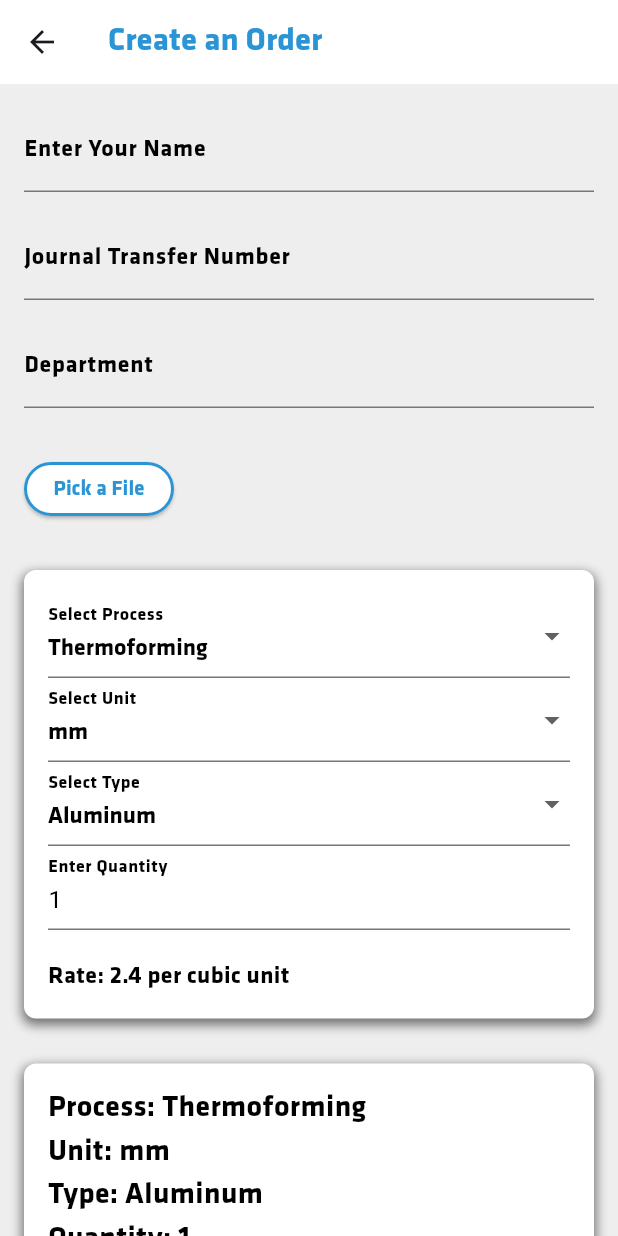
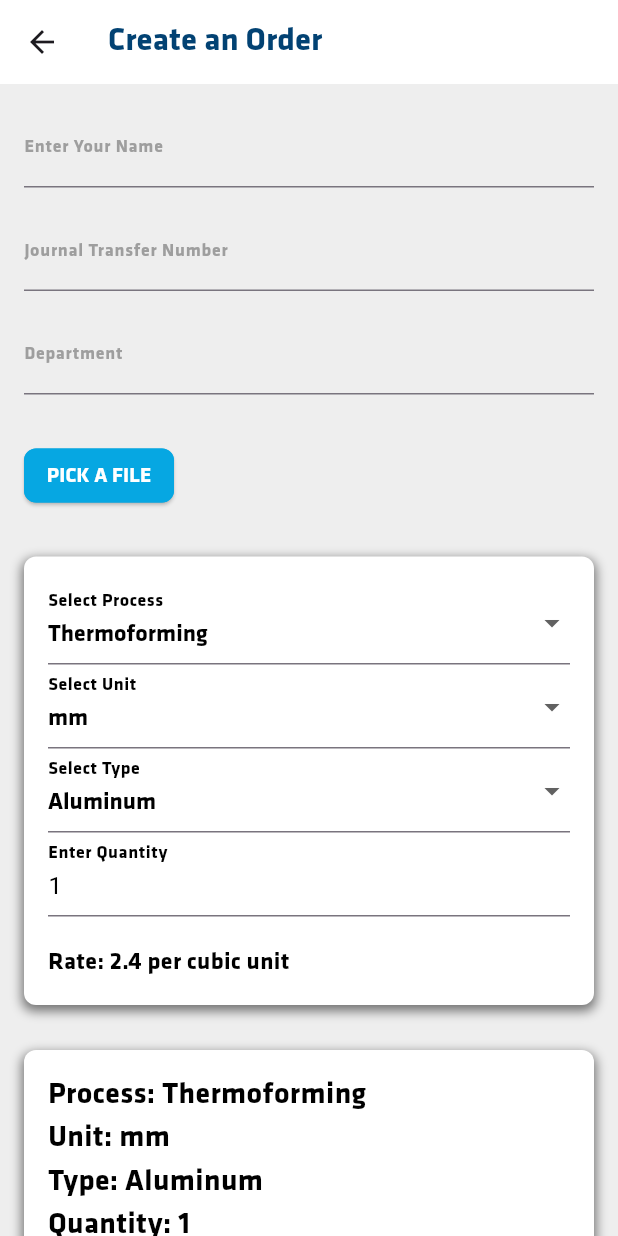
Before and after one commit to jhanel/service_package, a Flutter app: the CreateOrderPage screen opened directly, on a phone screen of 412 x 824 dp. Run offline on Flutter 3.47's test engine with Material 3 defaults, Android fonts, the light colour scheme and no system bars; our stand-ins replace file_picker, logger; missing offline and left inert: universal_html.

Commit message:
Updated CSS
Updated CSS

```diff
--- a/project/lib/main.dart
+++ b/project/lib/main.dart
@@ -2,120 +2,109 @@
 import 'package:flutter/material.dart';
 import 'package:file_picker/file_picker.dart';
 import 'package:service_package/web_save_file.dart';
+import 'package:universal_html/js.dart';
 import 'dart:io';
 import 'dart:convert';
 import 'dart:developer' as developer;
 import 'dart:typed_data';
 import 'dart:math';
+import 'css.dart';
 
-void main()
-{
+void main() {
   runApp(const MyApp());
 }
 
-class MyApp extends StatelessWidget
-{
+class MyApp extends StatefulWidget {
   const MyApp({super.key});
 
   @override
-  Widget build(BuildContext context)
-  {
-    return MaterialApp
-    (
+  MyAppState createState() => MyAppState();
+}
+
+class MyAppState extends State<MyApp> {
+  // Set the default theme to light
+  ThemeData currentTheme = CSS.lightTheme;
+
+  @override
+  Widget build(BuildContext context) {
+    return MaterialApp(
       title: 'Limbitless Team Services',
-      theme: ThemeData
-      (
-        primarySwatch: Colors.blue,
-      ),
+      theme: currentTheme,  // Apply the current theme
       home: const MyHomePage(),
-      debugShowCheckedModeBanner: false, // Removes the debug label
+      debugShowCheckedModeBanner: false,  // Removes the debug label
     );
   }
 }
 
 class MyHomePage extends StatelessWidget {
-  const MyHomePage({super.key});
+  const MyHomePage({Key? key}) : super(key: key);
 
   @override
-  Widget build(BuildContext context)
-  {
-    return Scaffold
-    (
-      appBar: AppBar
-      (
-        title: const Text
-        (
+  Widget build(BuildContext context) {
+    return Scaffold(
+      appBar: AppBar(
+        title: Text(
           'Services:',
-          style: TextStyle
-          (
+          style: TextStyle(
             fontFamily: 'Klavika',
             fontWeight: FontWeight.bold,
-            color: Color(0xFF2A94D4),
+            color: CSS.lightTheme.primaryTextTheme.displayLarge!.color,
           ),
         ),
-        backgroundColor: const Color(0xFFFFFFFF),
+        backgroundColor: CSS.lightTheme.primaryColorLight
       ),
-      body: Container
-      (
-        color: const Color(0xFFEEEEEE),
-        child: Center
-        (
-          child: Column
-          (
+      body: Container(
+        color: Theme.of(context).canvasColor,
+        child: Center(
+          child: Column(
             mainAxisAlignment: MainAxisAlignment.center,
-            children: <Widget>
-            [
-              ElevatedButton
-              (
-                onPressed: ()
-                {
-                  Navigator.push
-                  (
+            children: <Widget>[
+              // Elevated buttons for creating and tracking orders
+              ElevatedButton(
+                onPressed: () {
+                  Navigator.push(
                     context,
                     MaterialPageRoute(builder: (context) => const CreateOrderPage()),
                   );
                 },
-                style: ButtonStyle
-                (
-                  backgroundColor: WidgetStateProperty.all(const Color(0xFFFFFFFF)), // Button background color
-                  foregroundColor: WidgetStateProperty.all(const Color(0xFF2A94D4)), // Button text color
-                  side: WidgetStateProperty.all(const BorderSide(width: 2.0, color: Color(0xFF2A94D4))), // Button border color
+                style: ButtonStyle(
+                  backgroundColor: WidgetStateProperty.all(CSS.lightTheme.primaryColor),
+                  side: WidgetStateProperty.all( BorderSide(width: 2.0, color: CSS.lightTheme.primaryColor)),
+                  shape: WidgetStateProperty.all(RoundedRectangleBorder(
+                  borderRadius: BorderRadius.circular(8.0),
+                )),
                 ),
-                child: const Text
-                ('Create Order',
-                  style: TextStyle
-                  (
-                    color: Color(0xFF2A94D4),
+                child: Text(
+                  'CREATE ORDER',
+                  style: TextStyle(
+                    color: CSS.lightTheme.primaryColorLight,
                     fontFamily: 'Klavika',
-                    fontWeight: FontWeight.bold,
-                  )
+                    fontWeight: FontWeight.bold
+                  ),
                 ),
               ),
-              const SizedBox(height: 16.0), // Add spacing between buttons
-              ElevatedButton
-              (
-                onPressed: ()
-                {
-                  Navigator.push
-                  (
+              const SizedBox(height: 16.0),  // Spacing between buttons
+              ElevatedButton(
+                onPressed: () {
+                  Navigator.push(
                     context,
                     MaterialPageRoute(builder: (context) => const TrackOrderPage()),
                   );
                 },
-                style: ButtonStyle
-                (
-                  backgroundColor: WidgetStateProperty.all(const Color(0xFFFFFFFF)), // Button background color
-                  foregroundColor: WidgetStateProperty.all(const Color(0xFF2A94D4)), // Button text color
-                  side: WidgetStateProperty.all(const BorderSide(width: 2.0, color: Color(0xFF2A94D4))), // Button border color
+                style: ButtonStyle(
+                  backgroundColor: WidgetStateProperty.all(CSS.lightTheme.primaryColor),
+                  side: WidgetStateProperty.all( BorderSide(width: 2.0, color: CSS.lightTheme.primaryColor)),
+                  shape: WidgetStateProperty.all(RoundedRectangleBorder(
+                  borderRadius: BorderRadius.circular(8.0), // Adjust the radius as needed
+                  )),
                 ),
-                child: const Text
-                ('Track Order',
-                  style: TextStyle
-                  (
-                    color: Color(0xFF2A94D4),
+                child: Text(
+                  'TRACK ORDER',
+                  style: TextStyle(
+                    color: CSS.lightTheme.primaryColorLight,
                     fontFamily: 'Klavika',
                     fontWeight: FontWeight.bold,
-                  )
+                  ),
                 ),
               ),
             ],
@@ -267,7 +256,7 @@ class CreateOrderPageState extends State<CreateOrderPage>
     }
   }
 
-  void _submitOrder() async
+  void _submitOrder(BuildContext context) async
   {
     if (_formKey.currentState?.validate() ?? false)
     {
@@ -327,12 +316,13 @@ class CreateOrderPageState extends State<CreateOrderPage>
           children: [
             TextFormField(
               controller: _nameController,
-              decoration: const InputDecoration(
+              decoration: InputDecoration(
                 labelText: 'Enter Your Name',
                 labelStyle: TextStyle(
-                  color: Color(0xFF000000),
+                  color: CSS.lightTheme.shadowColor,
                   fontFamily: 'Klavika',
                   fontWeight: FontWeight.normal,
+                  fontSize: 12.0,
                 ),
               ),
               style: const TextStyle(color: Color(0xFF000000)),
@@ -346,12 +336,13 @@ class CreateOrderPageState extends State<CreateOrderPage>
             const SizedBox(height: 16.0),
             TextFormField(
               controller: _journalNumController,
-              decoration: const InputDecoration(
+              decoration: InputDecoration(
                 labelText: 'Journal Transfer Number',
                 labelStyle: TextStyle(
-                  color: Color(0xFF000000),
+                  color: CSS.lightTheme.shadowColor,
                   fontFamily: 'Klavika',
                   fontWeight: FontWeight.normal,
+                  fontSize: 12.0,
                 ),
               ),
               style: const TextStyle(color: Color(0xFF000000)),
@@ -365,12 +356,13 @@ class CreateOrderPageState extends State<CreateOrderPage>
             const SizedBox(height: 16.0),
             TextFormField(
               controller: _departmentController,
-              decoration: const InputDecoration(
+              decoration: InputDecoration(
                 labelText: 'Department',
                 labelStyle: TextStyle(
-                  color: Color(0xFF000000),
+                  color: CSS.lightTheme.shadowColor,
                   fontFamily: 'Klavika',
                   fontWeight: FontWeight.normal,
+                  fontSize: 12.0,
                 ),
               ),
               style: const TextStyle(color: Color(0xFF000000)),
@@ -388,12 +380,13 @@ class CreateOrderPageState extends State<CreateOrderPage>
             Expanded(
               child: TextFormField(
                 controller: _nameController,
-                decoration: const InputDecoration(
+                decoration: InputDecoration(
                   labelText: 'Enter Your Name',
                   labelStyle: TextStyle(
-                    color: Color(0xFF000000),
+                    color: CSS.lightTheme.shadowColor,
                     fontFamily: 'Klavika',
                     fontWeight: FontWeight.normal,
+                    fontSize: 14.0
                   ),
                 ),
                 style: const TextStyle(color: Color(0xFF000000)),
@@ -409,12 +402,13 @@ class CreateOrderPageState extends State<CreateOrderPage>
             Expanded(
               child: TextFormField(
                 controller: _journalNumController,
-                decoration: const InputDecoration(
+                decoration: InputDecoration(
                   labelText: 'Journal Transfer Number',
                   labelStyle: TextStyle(
-                    color: Color(0xFF000000),
+                    color: CSS.lightTheme.shadowColor,
                     fontFamily: 'Klavika',
                     fontWeight: FontWeight.normal,
+                    fontSize: 14.0,
                   ),
                 ),
                 style: const TextStyle(color: Color(0xFF000000)),
@@ -430,12 +424,13 @@ class CreateOrderPageState extends State<CreateOrderPage>
             Expanded(
               child: TextFormField(
                 controller: _departmentController,
-                decoration: const InputDecoration(
+                decoration: InputDecoration(
                   labelText: 'Department',
                   labelStyle: TextStyle(
-                    color: Color(0xFF000000),
+                    color: CSS.lightTheme.shadowColor,
                     fontFamily: 'Klavika',
                     fontWeight: FontWeight.normal,
+                    fontSize: 14.0,
                   ),
                 ),
                 style: const TextStyle(color: Color(0xFF000000)),
@@ -461,17 +456,24 @@ class CreateOrderPageState extends State<CreateOrderPage>
           onPressed: _pickFile,
           style: ButtonStyle(
             padding: WidgetStateProperty.all(const EdgeInsets.symmetric(vertical: 8.0, horizontal: 12.0)),
-            backgroundColor: WidgetStateProperty.all(const Color(0xFFFFFFFF)),
-            foregroundColor: WidgetStateProperty.all(const Color(0xFF2A94D4)),
-            side: WidgetStateProperty.all(const BorderSide(width: 2.0, color: Color(0xFF2A94D4))),
+            backgroundColor: WidgetStateProperty.all(CSS.lightTheme.primaryColor),
+            side: WidgetStateProperty.all( BorderSide(width: 2.0, color: CSS.lightTheme.primaryColor)),
             minimumSize: WidgetStateProperty.all(const Size(100, 36)),
+            shape: WidgetStateProperty.all
+            (
+              RoundedRectangleBorder
+                (
+                  borderRadius: BorderRadius.circular(8.0),
+                )
+            )
           ),
-          child: const Text(
-            'Pick a File',
+          child: Text(
+            'PICK A FILE',
             style: TextStyle(
               fontSize: 14.0,
               fontFamily: 'Klavika',
               fontWeight: FontWeight.bold,
+              color: CSS.lightTheme.primaryColorLight
             ),
           ),
         ),
@@ -735,17 +737,24 @@ class CreateOrderPageState extends State<CreateOrderPage>
   Widget _buildSubmitOrder() {
     return Center(
       child: ElevatedButton(
-        onPressed: _submitOrder,
+        onPressed: () {_submitOrder(context as BuildContext);},
         style: ButtonStyle(
-          backgroundColor: WidgetStateProperty.all(const Color(0xFFFFFFFF)),
-          foregroundColor: WidgetStateProperty.all(const Color(0xFF2A94D4)),
-          side: WidgetStateProperty.all(const BorderSide(width: 2.0, color: Color(0xFF2A94D4))),
+          backgroundColor: WidgetStateProperty.all(CSS.lightTheme.primaryColor),
+          side: WidgetStateProperty.all(BorderSide(width: 2.0, color: CSS.lightTheme.primaryColor)),
+          shape: WidgetStateProperty.all
+            (
+              RoundedRectangleBorder
+                (
+                  borderRadius: BorderRadius.circular(8.0),
+                )
+            )
         ),
-        child: const Text(
-          'Submit Order',
+        child: Text(
+          'SUBMIT ORDER',
           style: TextStyle(
             fontFamily: 'Klavika',
             fontWeight: FontWeight.bold,
+            color: CSS.lightTheme.primaryColorLight
           ),
         ),
       ),
@@ -756,15 +765,15 @@ class CreateOrderPageState extends State<CreateOrderPage>
   Widget build(BuildContext context) {
     return Scaffold(
       appBar: AppBar(
-        title: const Text(
+        title: Text(
           'Create an Order',
           style: TextStyle(
-            color: Color(0xFF2A94D4),
+            color: CSS.lightTheme.primaryTextTheme.displayLarge!.color,
             fontFamily: 'Klavika',
             fontWeight: FontWeight.bold,
           ),
         ),
-        backgroundColor: const Color(0xFFFFFFFF),
+        backgroundColor: CSS.lightTheme.primaryColorLight
       ),
       body: SingleChildScrollView(
         child: ConstrainedBox(
```
